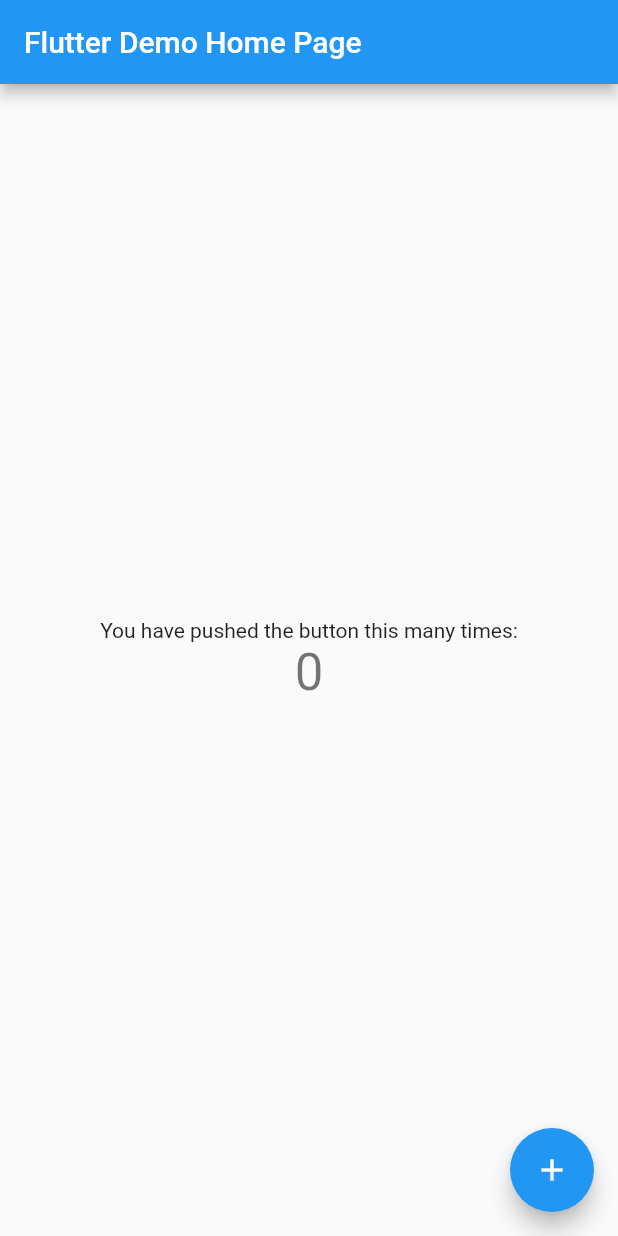
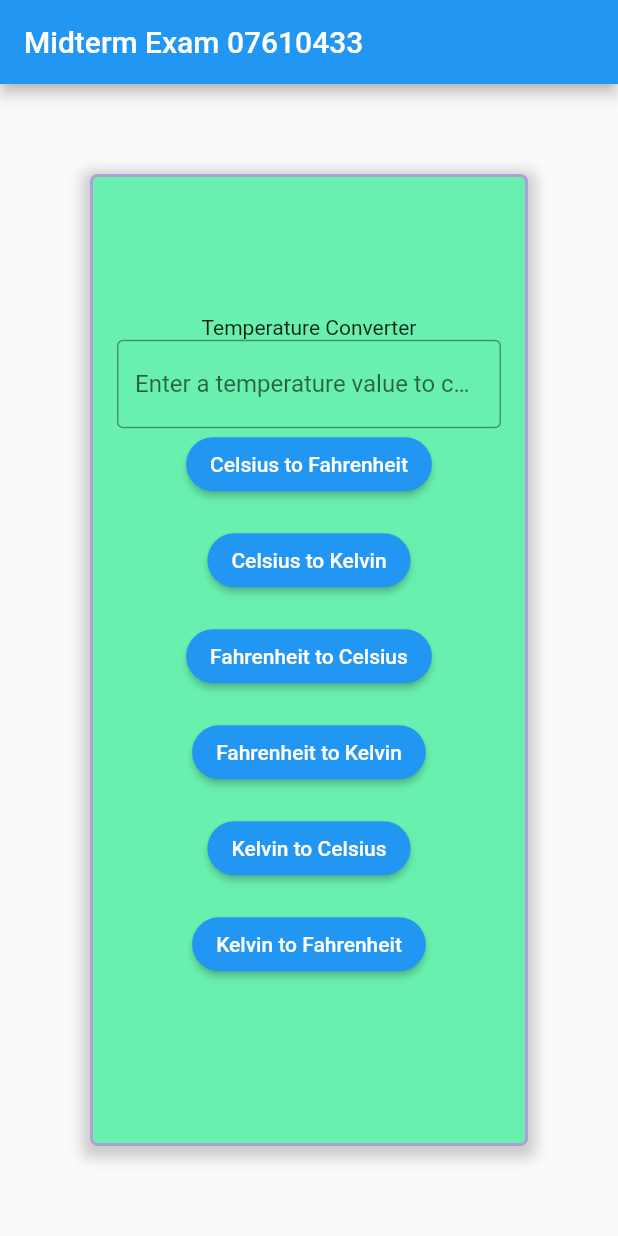
Before and after one commit to TK07610433/midterm_07610433, a Flutter app: the screen it shows after launch, on a phone screen of 412 x 824 dp. Run offline on Flutter 3.47's test engine with Material 2 defaults, Android fonts, the light colour scheme and no system bars.

Commit message:
update midterm

```diff
--- a/lib/main.dart
+++ b/lib/main.dart
@@ -1,4 +1,5 @@
 import 'package:flutter/material.dart';
+import 'package:midterm_07610433/pages/page.dart';
 
 void main() {
   runApp(const MyApp());
@@ -7,71 +8,14 @@
 class MyApp extends StatelessWidget {
   const MyApp({Key? key}) : super(key: key);
 
-  // This widget is the root of your application.
   @override
   Widget build(BuildContext context) {
     return MaterialApp(
-      title: 'Flutter Demo',
+      title: 'Midterm Exam',
       theme: ThemeData(
-
         primarySwatch: Colors.blue,
       ),
-      home: const MyHomePage(title: 'Flutter Demo Home Page'),
+      home: homepage(),
     );
   }
 }
-
-class MyHomePage extends StatefulWidget {
-  const MyHomePage({Key? key, required this.title}) : super(key: key);
-
-
-
-  final String title;
-
-  @override
-  State<MyHomePage> createState() => _MyHomePageState();
-}
-
-class _MyHomePageState extends State<MyHomePage> {
-  int _counter = 0;
-
-  void _incrementCounter() {
-    setState(() {
-
-      _counter++;
-    });
-  }
-
-  @override
-  Widget build(BuildContext context) {
-
-    return Scaffold(
-      appBar: AppBar(
-
-        title: Text(widget.title),
-      ),
-      body: Center(
-        // Center is a layout widget. It takes a single child and positions it
-        // in the middle of the parent.
-        child: Column(
-
-          mainAxisAlignment: MainAxisAlignment.center,
-          children: <Widget>[
-            const Text(
-              'You have pushed the button this many times:',
-            ),
-            Text(
-              '$_counter',
-              style: Theme.of(context).textTheme.headline4,
-            ),
-          ],
-        ),
-      ),
-      floatingActionButton: FloatingActionButton(
-        onPressed: _incrementCounter,
-        tooltip: 'Increment',
-        child: const Icon(Icons.add),
-      ), // This trailing comma makes auto-formatting nicer for build methods.
-    );
-  }
-}
--- /dev/null
+++ b/lib/pages/page.dart
@@ -0,0 +1,210 @@
+import 'package:flutter/material.dart';
+
+import '../Convers.dart';
+
+class homepage extends StatefulWidget {
+  @override
+  State<homepage> createState() => _HomePageState();
+}
+
+class _HomePageState extends State<homepage> {
+  final _controller = TextEditingController();
+  final _convers = Convers();
+  var _button = false;
+  var _feedbackText = '';
+  var _feedbackText1 = '';
+  var _feedbackText2 = '';
+  var _feedbackText3 = '';
+  var _feedbackText4 = '';
+  var _feedbackText5 = '';
+  void handleClickGuess() {
+    var temp = double.tryParse(_controller.text);
+    if (temp == null) {
+      print('Input error');
+      setState(() {
+        _feedbackText = 'Input error, please try again';
+      });
+    } else {
+      var result1 = _convers.celsiustofahrenheit(temp);
+      setState(() {
+        _feedbackText = '$temp Celsius = $result1 Fahrenheit';
+      });
+    }
+  }
+
+  void handleClickGuess1() {
+    var temp = double.tryParse(_controller.text);
+    if (temp == null) {
+      print('Input error');
+      setState(() {
+        _feedbackText1 = 'Input error, please try again';
+      });
+    } else {
+      var result2 = _convers.celsiustokelvin(temp);
+      setState(() {
+        _feedbackText1 = '$temp Celsius = $result2 Kelvin';
+      });
+    }
+  }
+
+  void handleClickGuess2() {
+    var temp = double.tryParse(_controller.text);
+    if (temp == null) {
+      print('Input error');
+      setState(() {
+        _feedbackText2 = 'Input error, please try again';
+      });
+    } else {
+      var result3 = _convers.fahrenheittocelsius(temp);
+      setState(() {
+        _feedbackText2 = '$temp Fahrenheit = $result3 Celsius';
+      });
+    }
+  }
+
+  void handleClickGuess3() {
+    var temp = double.tryParse(_controller.text);
+    if (temp == null) {
+      print('Input error');
+      setState(() {
+        _feedbackText3 = 'Input error, please try again';
+      });
+    } else {
+      var result4 = _convers.fahrenheittokelvin(temp);
+      setState(() {
+        _feedbackText3 = '$temp Fahrenheit = $result4 Kelvin';
+      });
+    }
+  }
+
+  void handleClickGuess4() {
+    var temp = double.tryParse(_controller.text);
+    if (temp == null) {
+      print('Input error');
+      setState(() {
+        _feedbackText4 = 'Input error, please try again';
+      });
+    } else {
+      var result5 = _convers.kelvintocelsius(temp);
+      setState(() {
+        _feedbackText4 = '$temp Kelvin = $result5 Celsius';
+      });
+    }
+  }
+
+  void handleClickGuess5() {
+    var temp = double.tryParse(_controller.text);
+    if (temp == null) {
+      print('Input error');
+      setState(() {
+        _feedbackText5 = 'Input error, please try again';
+      });
+    } else {
+      var result6 = _convers.kelvintofahrenheit(temp);
+      setState(() {
+        _feedbackText5 = '$temp Kelvin = $result6 Fahrenheit';
+      });
+    }
+
+  }
+
+  @override
+  Widget build(BuildContext context) {
+
+    return Scaffold(
+      appBar: AppBar(
+        title: const Text('Midterm Exam 07610433'),
+      ),
+      body: Container(
+        decoration: BoxDecoration(
+          color: Colors.greenAccent, //สีพื้นหลังของ Container
+          border: Border.all(
+            width: 2.0,
+            color: Colors.deepPurple.shade200,
+          ),
+          borderRadius: BorderRadius.circular(5.0),
+          boxShadow: [
+            BoxShadow(
+              color: Colors.grey.withOpacity(0.5),
+              spreadRadius: 5,
+              blurRadius: 7,
+              offset: const Offset(0, 3),
+            ),
+          ],
+        ),
+        padding: EdgeInsets.all(16.0),
+        margin: const EdgeInsets.all(60.0),
+        child: Column(
+          mainAxisSize: MainAxisSize.max,
+          mainAxisAlignment: MainAxisAlignment.center,
+          children: [
+
+            const Text('Temperature Converter'),
+            TextField(
+              controller: _controller,
+              decoration: const InputDecoration(
+                border: OutlineInputBorder(),
+                hintText: 'Enter a temperature value to convert',
+              ),
+
+            ),
+            // Callback function
+            ElevatedButton(
+              onPressed: handleClickGuess,
+              style: ButtonStyle(
+                shape: MaterialStateProperty.all(RoundedRectangleBorder(borderRadius: BorderRadius.circular(30.0))),
+              ),
+              child: const Text('Celsius to Fahrenheit'),
+            ),
+            Text(_feedbackText),
+
+            ElevatedButton(
+              onPressed: handleClickGuess1,
+              style: ButtonStyle(
+                shape: MaterialStateProperty.all(RoundedRectangleBorder(borderRadius: BorderRadius.circular(30.0))),
+              ),
+              child: const Text('Celsius to Kelvin'),
+            ),
+            Text(_feedbackText1),
+
+            ElevatedButton(
+              onPressed: handleClickGuess2,
+              style: ButtonStyle(
+                shape: MaterialStateProperty.all(RoundedRectangleBorder(borderRadius: BorderRadius.circular(30.0))),
+              ),
+              child: const Text('Fahrenheit to Celsius'),
+            ),
+            Text(_feedbackText2),
+
+            ElevatedButton(
+              onPressed: handleClickGuess3,
+              style: ButtonStyle(
+                shape: MaterialStateProperty.all(RoundedRectangleBorder(borderRadius: BorderRadius.circular(30.0))),
+              ),
+              child: const Text('Fahrenheit to Kelvin'),
+            ),
+            Text(_feedbackText3),
+
+            ElevatedButton(
+              onPressed: handleClickGuess4,
+              style: ButtonStyle(
+                shape: MaterialStateProperty.all(RoundedRectangleBorder(borderRadius: BorderRadius.circular(30.0))),
+              ),
+              child: const Text('Kelvin to Celsius'),
+            ),
+            Text(_feedbackText4),
+
+            ElevatedButton(
+              onPressed: handleClickGuess5,
+              style: ButtonStyle(
+                shape: MaterialStateProperty.all(RoundedRectangleBorder(borderRadius: BorderRadius.circular(30.0))),
+              ),
+              child: const Text('Kelvin to Fahrenheit'),
+            ),
+            Text(_feedbackText5),
+          ],
+        ),
+      ),
+    );
+  }
+}
--- a/pubspec.yaml
+++ b/pubspec.yaml
@@ -47,7 +47,7 @@
   flutter_lints: ^2.0.0
 
 # For information on the generic Dart part of this file, see the
-# following page: https://dart.dev/tools/pub/pubspec
+# following pages: https://dart.dev/tools/pub/pubspec
 
 # The following section is specific to Flutter packages.
 flutter:
```
Also changed, not shown: lib/Convers.dart (added, +32 -0 lines).
